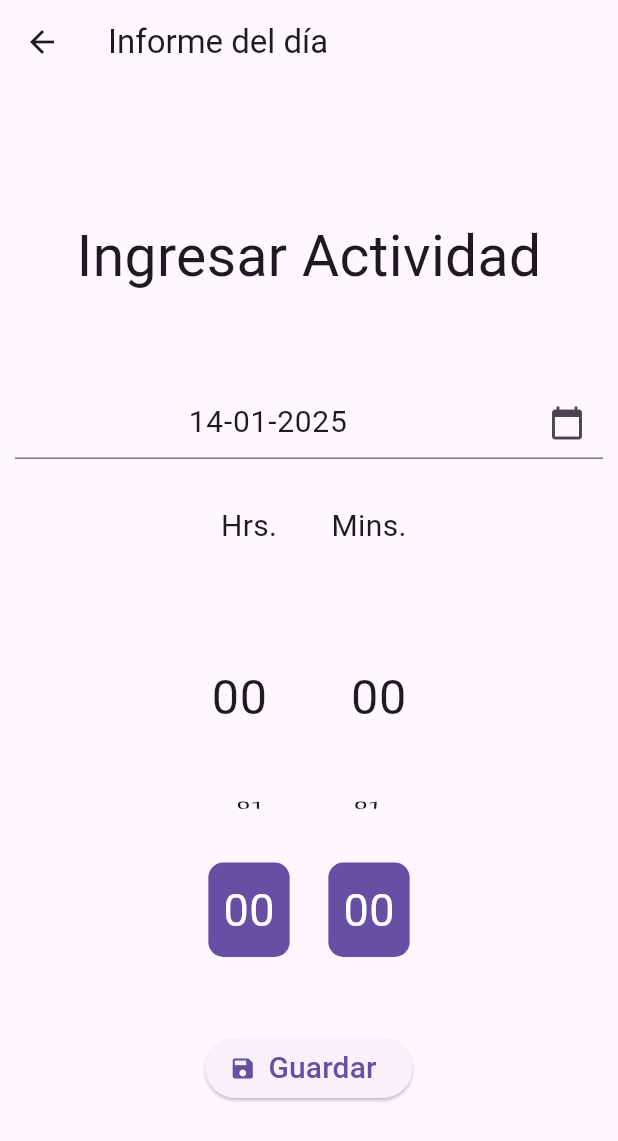
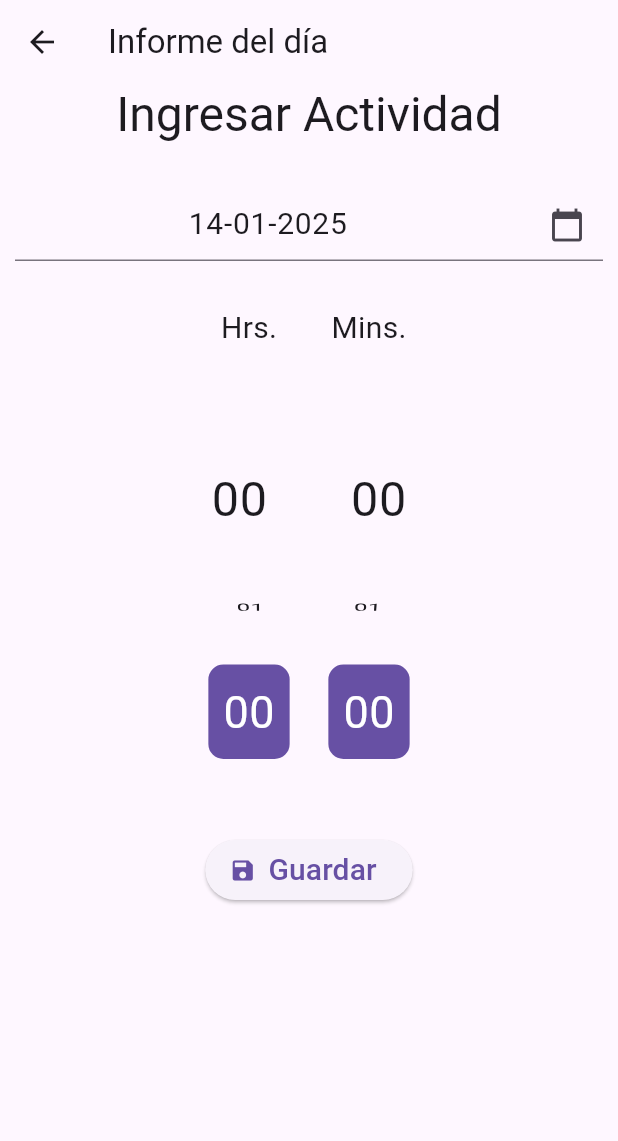
Before and after one commit to leoj2eephp/ministerio_completo, a Flutter app: the ActividadScreen screen opened by its route, on a phone screen of 412 x 824 dp. Shown: the top 1141 px of the screen. Run offline on Flutter 3.47's test engine with Material 3 defaults, Android fonts, the phone set to English and light mode, and no system bars; our stand-ins replace google_maps_flutter, location, logger, share_plus, sqflite; missing offline and left inert: custom_map_markers, flutter_file_dialog; accounts and stored records are empty.

Commit message:
Update dependencies and refactor widget constructors for improved readability. Se agregó visualización de actividad por año con ítems desplegables por mes.

```diff
--- a/lib/providers/db_provider.dart
+++ b/lib/providers/db_provider.dart
@@ -73,7 +73,7 @@ class DBProvider extends ChangeNotifier {
     try {
       final db = await database;
       var resultado = await db.rawQuery(
-          "SELECT STRFTIME('%m-%Y', fecha) AS mes, SUM(minutosTotales) AS minutosTotales FROM informe GROUP BY STRFTIME('%m-%Y', fecha) ORDER BY mes DESC");
+          "SELECT STRFTIME('%Y', fecha) as anio, STRFTIME('%m-%Y', fecha) AS mes, SUM(minutosTotales) AS minutosTotales FROM informe GROUP BY STRFTIME('%m-%Y', fecha) ORDER BY anio DESC, mes DESC");
       return resultado
           .map((e) => Informe(
                 // id: 1,
--- a/lib/screens/actividad_screen.dart
+++ b/lib/screens/actividad_screen.dart
@@ -14,19 +14,21 @@ class ActividadScreen extends StatelessWidget {
 
   @override
   Widget build(BuildContext context) {
+    final theme = Theme.of(context);
     final Logger l = Logger();
     final dbProvider = Provider.of<DBProvider>(context, listen: false);
     final registro = Provider.of<RegistroActividadProvider>(context);
     return Scaffold(
       appBar: AppBar(title: const Text("Informe del día")),
-      body: Column(
+      body: SingleChildScrollView(
+        child: Column(
           mainAxisAlignment: MainAxisAlignment.center,
           children: [
-          const Text(
+            Text(
               "Ingresar Actividad",
-            style: TextStyle(fontSize: 38),
+              style: theme.textTheme.headlineLarge,
             ),
-          const SizedBox(height: 50),
+            const SizedBox(height: 20),
             Padding(
               padding: const EdgeInsets.all(10),
               child: DatePickerInforme(
@@ -73,6 +75,7 @@ class ActividadScreen extends StatelessWidget {
             ),
           ],
         ),
+      ),
     );
   }
 
--- a/lib/screens/mapa_screen_4.dart
+++ b/lib/screens/mapa_screen_4.dart
@@ -3,7 +3,7 @@ import 'package:flutter/material.dart';
 import 'package:google_maps_flutter/google_maps_flutter.dart';
 
 class CustomMapsMarker extends StatefulWidget {
-  const CustomMapsMarker({Key? key, required this.title}) : super(key: key);
+  const CustomMapsMarker({super.key, required this.title});
   final String title;
 
   @override
--- a/lib/widgets/date_picker_informe.dart
+++ b/lib/widgets/date_picker_informe.dart
@@ -6,8 +6,7 @@ class DatePickerInforme extends StatelessWidget {
   final RegistroActividadProvider? registroProvider;
   final RevisitaProvider? revisitaProvider;
   const DatePickerInforme(
-      {Key? key, this.registroProvider, this.revisitaProvider})
-      : super(key: key);
+      {super.key, this.registroProvider, this.revisitaProvider});
 
   @override
   Widget build(BuildContext context) {
--- a/lib/widgets/time_picker_widget.dart
+++ b/lib/widgets/time_picker_widget.dart
@@ -10,10 +10,10 @@ class TimePickerWidget extends StatefulWidget {
       {super.key, required this.label, required this.timeType});
 
   @override
-  _TimePickerWidgetState createState() => _TimePickerWidgetState();
+  TimePickerWidgetState createState() => TimePickerWidgetState();
 }
 
-class _TimePickerWidgetState extends State<TimePickerWidget> {
+class TimePickerWidgetState extends State<TimePickerWidget> {
   int selectedTime = 0;
 
   @override
--- a/pubspec.yaml
+++ b/pubspec.yaml
@@ -47,7 +47,7 @@ dependencies:
   path_provider: ^2.1.2
   share_plus: ^7.2.2
   flutter_file_dialog: ^3.0.2
-  intl: ^0.18.1
+  intl: ^0.19.0
 
 dev_dependencies:
   flutter_test:
```
Also changed, not shown: lib/screens/lista_informes_screen.dart (+24 -8 lines), pubspec.lock, 1 other file. Lines whose indentation alone changed are shown as unchanged.
